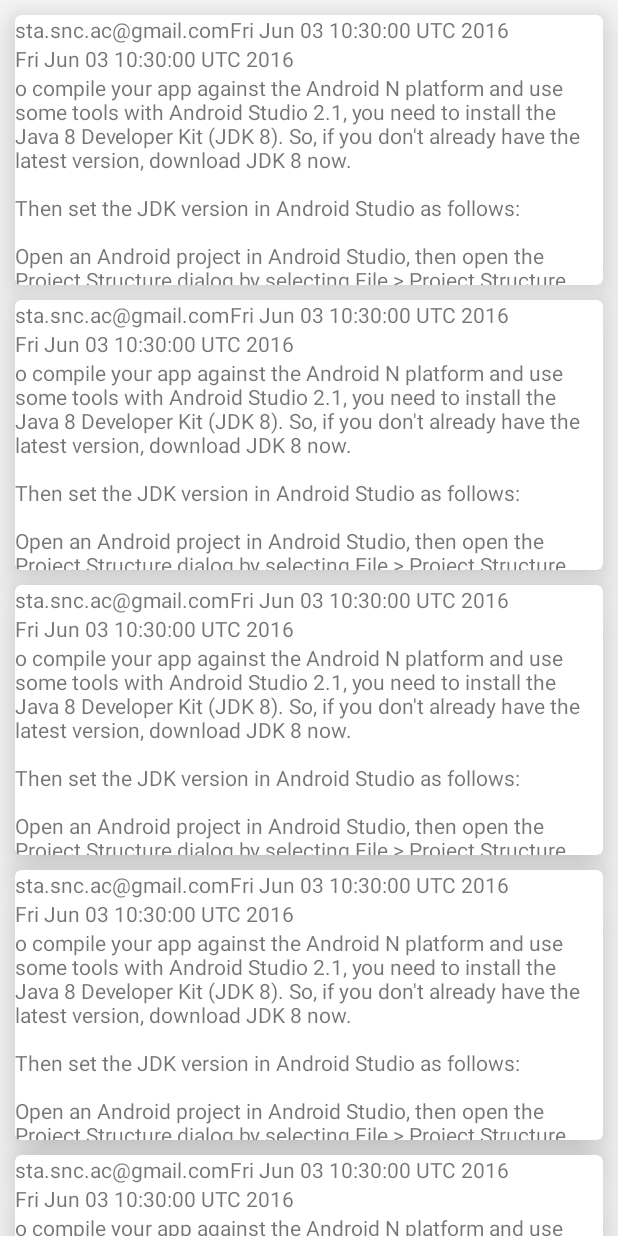
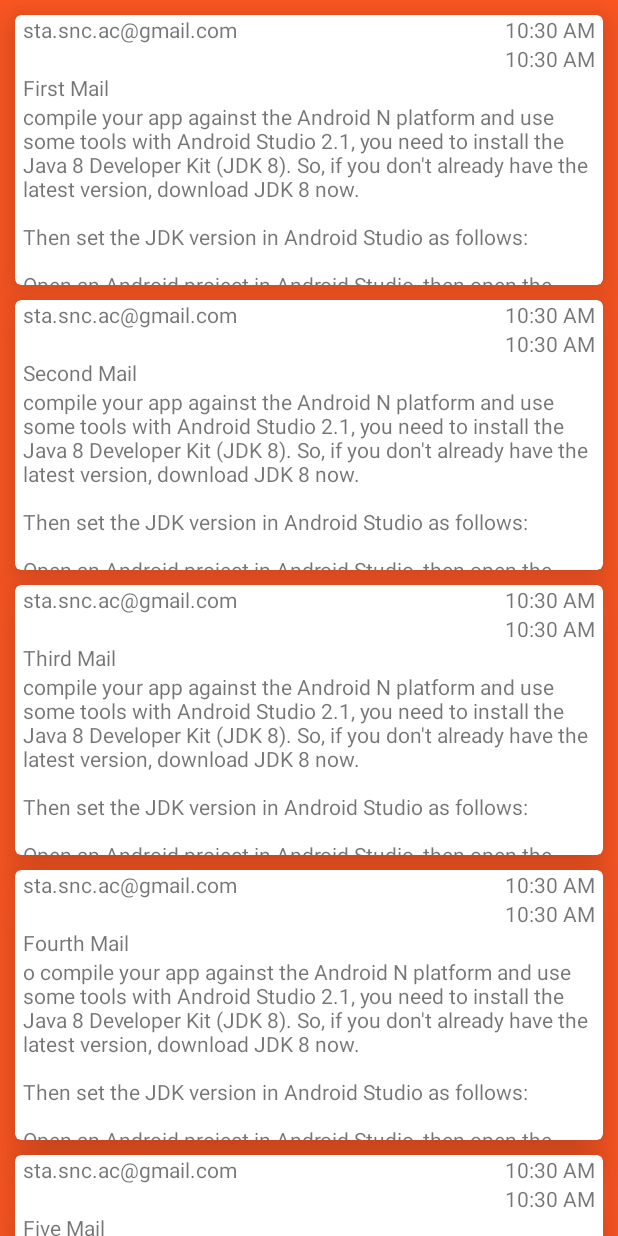
Before and after one commit to ahegde3/naren, an Android app: the screen it shows after launch (MainActivity), on a phone screen of 412 x 824 dp. Run offline under Robolectric (Android 15) with nearby library versions, the phone set to English and light mode, and no system bars.

Commit message:
Added API to get the right format for the given date

```diff
--- a/EmailLabs/app/src/main/java/com/samsung/android/email/model/SampleData.java
+++ b/EmailLabs/app/src/main/java/com/samsung/android/email/model/SampleData.java
@@ -12,7 +12,7 @@ public class SampleData {
         Email email1 = new Email();
         email1.setmFromAddress("sta.snc.ac@gmail.com");
         email1.setmSubject("First Mail");
-        email1.setmBody("o compile your app against the Android N platform and use some tools with Android Studio 2.1, you need to install the Java 8 Developer Kit (JDK 8). So, if you don't already have the latest version, download JDK 8 now.\n" +
+        email1.setmBody("compile your app against the Android N platform and use some tools with Android Studio 2.1, you need to install the Java 8 Developer Kit (JDK 8). So, if you don't already have the latest version, download JDK 8 now.\n" +
                 "\n" +
                 "Then set the JDK version in Android Studio as follows:\n" +
                 "\n" +
@@ -24,7 +24,7 @@ public class SampleData {
         Email email2 = new Email();
         email2.setmFromAddress("sta.snc.ac@gmail.com");
         email2.setmSubject("Second Mail");
-        email2.setmBody("o compile your app against the Android N platform and use some tools with Android Studio 2.1, you need to install the Java 8 Developer Kit (JDK 8). So, if you don't already have the latest version, download JDK 8 now.\n" +
+        email2.setmBody("compile your app against the Android N platform and use some tools with Android Studio 2.1, you need to install the Java 8 Developer Kit (JDK 8). So, if you don't already have the latest version, download JDK 8 now.\n" +
                 "\n" +
                 "Then set the JDK version in Android Studio as follows:\n" +
                 "\n" +
@@ -36,7 +36,7 @@ public class SampleData {
         Email email3 = new Email();
         email3.setmFromAddress("sta.snc.ac@gmail.com");
         email3.setmSubject("Third Mail");
-        email3.setmBody("o compile your app against the Android N platform and use some tools with Android Studio 2.1, you need to install the Java 8 Developer Kit (JDK 8). So, if you don't already have the latest version, download JDK 8 now.\n" +
+        email3.setmBody("compile your app against the Android N platform and use some tools with Android Studio 2.1, you need to install the Java 8 Developer Kit (JDK 8). So, if you don't already have the latest version, download JDK 8 now.\n" +
                 "\n" +
                 "Then set the JDK version in Android Studio as follows:\n" +
                 "\n" +
--- a/EmailLabs/app/src/main/java/com/samsung/android/email/ui/EmailListAdapter.java
+++ b/EmailLabs/app/src/main/java/com/samsung/android/email/ui/EmailListAdapter.java
@@ -8,6 +8,7 @@ import android.widget.TextView;
 
 import com.samsung.android.email.R;
 import com.samsung.android.email.model.Email;
+import com.samsung.android.email.utils.Ulitily;
 
 /**
  * Created by nsbisht on 5/31/16.
@@ -40,10 +41,10 @@ public class EmailListAdapter extends RecyclerView.Adapter<EmailListAdapter.View
     @Override
     public void onBindViewHolder(ViewHolder holder, int position) {
         holder.mFromAddressView.setText(dataSource[position].getmFromAddress());
-        holder.mDateView.setText(dataSource[position].getmDate().toString());
-        holder.mTimeView.setText(dataSource[position].getmDate().toString());
+        holder.mDateView.setText(Ulitily.getTime(dataSource[position].getmDate()));
+        holder.mTimeView.setText(Ulitily.getTime(dataSource[position].getmDate()));
         holder.mSubjectView.setText(dataSource[position].getmSubject());
-        holder.mSubjectView.setText(dataSource[position].getmBody());
+        holder.mBodyView.setText(dataSource[position].getmBody());
     }
 
     @Override
--- /dev/null
+++ b/EmailLabs/app/src/main/java/com/samsung/android/email/utils/Ulitily.java
@@ -0,0 +1,41 @@
+package com.samsung.android.email.utils;
+
+import java.text.SimpleDateFormat;
+import java.util.Calendar;
+import java.util.Date;
+import java.util.GregorianCalendar;
+
+/**
+ * Created by nsbisht on 6/3/16.
+ */
+public class Ulitily {
+
+    /**
+     * This takes a date object and returns
+     * a well formatted String.
+     * If the date is todays, then it returns the time.
+     * Otherwise this returns the date
+     * @param date
+     * @return
+     */
+    public static String getTime(Date date) {
+
+        Calendar c = new GregorianCalendar();
+        c.set(Calendar.HOUR_OF_DAY, 0);
+        c.set(Calendar.MINUTE, 0);
+        c.set(Calendar.SECOND, 0);
+
+        Date todayDate = c.getTime();
+        if(date.after(todayDate)) {
+            // this is today, lets just return the time
+            SimpleDateFormat sdf = new SimpleDateFormat("h:mm a");
+            String str = sdf.format(date);
+            return str;
+        } else {
+            // This is not today
+            SimpleDateFormat sdf = new SimpleDateFormat("MMM d");
+            String str = sdf.format(date);
+            return str;
+        }
+    }
+}
--- a/EmailLabs/app/src/main/res/layout/activity_list_item.xml
+++ b/EmailLabs/app/src/main/res/layout/activity_list_item.xml
@@ -18,24 +18,30 @@
             android:layout_width="wrap_content"
             android:layout_height="wrap_content"
             android:text="address"
+            android:paddingLeft="5dp"
             android:gravity="left"/>
         <TextView
             android:id="@+id/date_label"
             android:layout_width="wrap_content"
             android:layout_height="wrap_content"
-            android:layout_toRightOf="@id/from_address_label"
             android:gravity="right"
-            android:text="date"/>
+            android:paddingRight="5dp"
+            android:text="date"
+            android:layout_alignParentTop="true"
+            android:layout_alignParentEnd="true" />
         <TextView
             android:id="@+id/time_label"
-            android:layout_below="@id/date_label"
             android:layout_width="wrap_content"
+            android:paddingRight="5dp"
             android:layout_height="wrap_content"
-            android:text="time"/>
+            android:text="time"
+            android:layout_below="@+id/date_label"
+            android:layout_alignParentEnd="true" />
         <TextView
             android:id="@+id/subject_label"
             android:layout_width="wrap_content"
             android:layout_height="wrap_content"
+            android:paddingLeft="5dp"
             android:layout_below="@id/time_label"
             android:text="subject"/>
 
@@ -43,6 +49,8 @@
             android:id="@+id/body_label"
             android:layout_below="@id/subject_label"
             android:layout_width="wrap_content"
+            android:paddingRight="5dp"
+            android:paddingLeft="5dp"
             android:layout_height="wrap_content"
             android:text="body"/>
 
--- a/EmailLabs/app/src/main/res/layout/activity_main_recycler_list.xml
+++ b/EmailLabs/app/src/main/res/layout/activity_main_recycler_list.xml
@@ -2,7 +2,8 @@
 <LinearLayout xmlns:android="http://schemas.android.com/apk/res/android"
     android:orientation="vertical"
     android:layout_width="match_parent"
-    android:layout_height="match_parent">
+    android:layout_height="match_parent"
+    android:background="@color/colorPrimary">
 
     <android.support.v7.widget.RecyclerView
         android:id="@+id/main_recycler_view"
--- a/EmailLabs/app/src/main/res/values/colors.xml
+++ b/EmailLabs/app/src/main/res/values/colors.xml
@@ -1,6 +1,11 @@
 <?xml version="1.0" encoding="utf-8"?>
 <resources>
-    <color name="colorPrimary">#3F51B5</color>
-    <color name="colorPrimaryDark">#303F9F</color>
-    <color name="colorAccent">#FF4081</color>
+    <color name="colorPrimary">#FF5722</color>
+    <color name="colorPrimaryDark">#E64A19</color>
+    <color name="colorPrimaryLight">#FFCCBC</color>
+    <color name="colorAccent">#FFC107</color>
+    <color name="primary_text">#212121</color>
+    <color name="secondary_text">#727272</color>
+    <color name="icons">#FFFFFF</color>
+    <color name="divider">#B6B6B6</color>
 </resources>
```
Also changed, not shown: EmailLabs/app/src/main/res/drawable/ic_launcher.png (added), EmailLabs/app/src/main/res/mipmap-hdpi/t.png (added), EmailLabs/app/src/main/res/mipmap-mdpi/ic_launcher.png, EmailLabs/app/src/main/res/mipmap-xhdpi/ic_launcher.png, EmailLabs/app/src/main/res/mipmap-xxhdpi/ic_launcher.png, EmailLabs/app/src/main/res/mipmap-xxxhdpi/ic_launcher.png.
